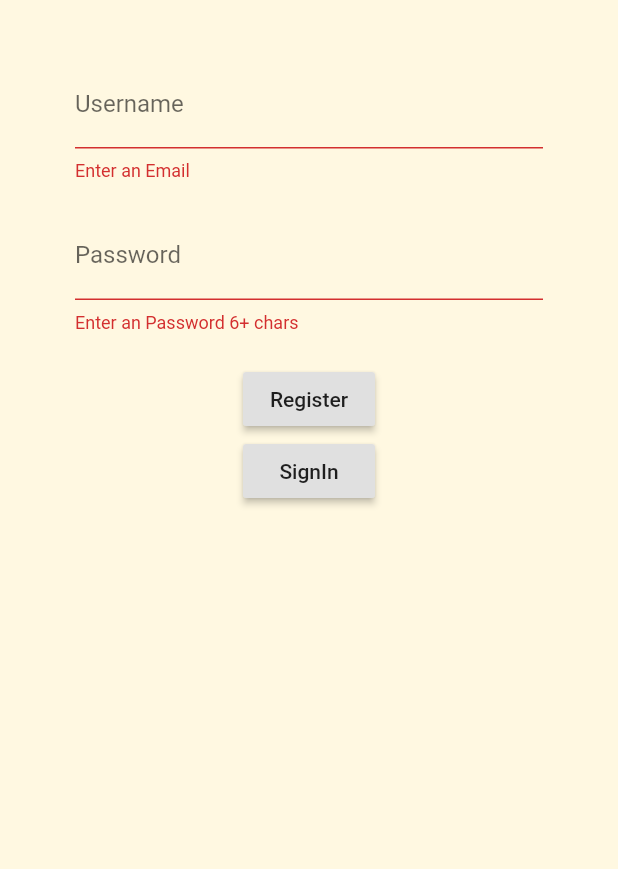
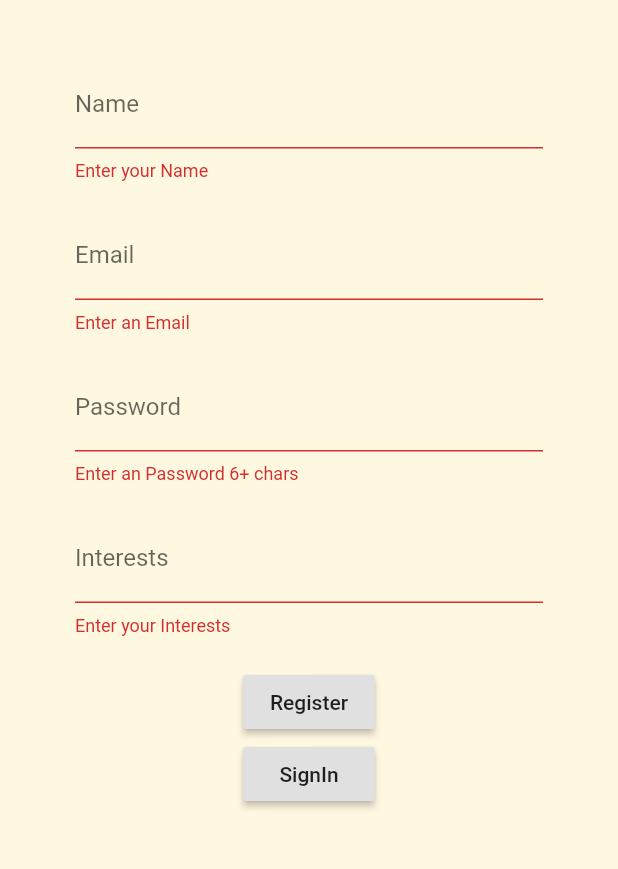
Before and after one commit to akashdeep007/freshersApp, a Flutter app: the Register screen opened directly, after a tap on "Register", on a phone screen of 412 x 824 dp, the part 84-953 px from its top. Run offline on Flutter 3.47's test engine with Material 2 defaults, Android fonts, the phone set to English and light mode, and no system bars; our stand-ins replace cloud_firestore, firebase_auth, flutter_spinkit; accounts and stored records are empty.

Commit message:
Database Communication
Updating the Database is working. Reading from Database is yet to be done. UI problem in Register page. And the problem while compiling is most probably due to the loading screen code.

```diff
--- a/lib/screens/autheticate/register.dart
+++ b/lib/screens/autheticate/register.dart
@@ -1,5 +1,4 @@
 import 'package:flutter/material.dart';
-import 'package:firebase_auth/firebase_auth.dart';
 import 'package:hogwarts/services/auth.dart';
 import 'package:hogwarts/shared/loading.dart';
 
@@ -12,8 +11,10 @@ class Register extends StatefulWidget {
 }
 
 class _RegisterState extends State<Register> {
-  String userName = '';
+  String name = '';
+  String email = '';
   String password = '';
+  String interests = '';
   String error = '';
 
   final AuthService _auth = AuthService();
@@ -49,10 +50,21 @@ class _RegisterState extends State<Register> {
                       height: 20,
                     ),
                     TextFormField(
+                      validator: (val) =>
+                          val.isEmpty ? 'Enter your Name' : null,
+                      decoration: InputDecoration(labelText: 'Name'),
+                      onChanged: (val) {
+                        name = val;
+                      },
+                    ),
+                    SizedBox(
+                      height: 20,
+                    ),
+                    TextFormField(
                       validator: (val) => val.isEmpty ? 'Enter an Email' : null,
-                      decoration: InputDecoration(labelText: 'Username'),
+                      decoration: InputDecoration(labelText: 'Email'),
                       onChanged: (val) {
-                        userName = val;
+                        email = val;
                       },
                     ),
                     SizedBox(
@@ -70,13 +82,25 @@ class _RegisterState extends State<Register> {
                     SizedBox(
                       height: 20,
                     ),
+                    TextFormField(
+                      validator: (val) =>
+                          val.isEmpty ? 'Enter your Interests' : null,
+                      decoration: InputDecoration(labelText: 'Interests'),
+                      onChanged: (val) {
+                        interests = val;
+                      },
+                    ),
+                    SizedBox(
+                      height: 20,
+                    ),
                     RaisedButton(
                       child: Text("Register"),
                       onPressed: () async {
                         if (_formKey.currentState.validate()) {
                           setState(() => loading = true);
-                          dynamic result = await _auth
-                              .registerwithEmailandPassword(userName, password);
+                          dynamic result =
+                              await _auth.registerwithEmailandPassword(
+                                  name, email, password, interests);
                           if (result == null) {
                             setState(() {
                               error = "Please enter valid email";
--- a/lib/screens/autheticate/sign_in.dart
+++ b/lib/screens/autheticate/sign_in.dart
@@ -1,6 +1,4 @@
 import 'package:flutter/material.dart';
-import 'package:firebase_auth/firebase_auth.dart';
-import 'package:hogwarts/screens/autheticate/register.dart';
 import 'package:hogwarts/services/auth.dart';
 import 'package:hogwarts/shared/loading.dart';
 
--- a/lib/screens/wrapper.dart
+++ b/lib/screens/wrapper.dart
@@ -1,7 +1,6 @@
 import 'package:flutter/material.dart';
 import 'package:hogwarts/models/user.dart';
 import 'package:hogwarts/screens/autheticate/autheticate.dart';
-import 'package:hogwarts/services/auth.dart';
 import 'package:provider/provider.dart';
 import './home/home.dart';
 
--- a/lib/services/auth.dart
+++ b/lib/services/auth.dart
@@ -1,5 +1,6 @@
 import 'package:firebase_auth/firebase_auth.dart';
 import 'package:hogwarts/models/user.dart';
+import 'package:hogwarts/services/database.dart';
 
 class AuthService {
   final FirebaseAuth _auth = FirebaseAuth.instance;
@@ -38,11 +39,17 @@ class AuthService {
   }
 
   //register with email
-  Future registerwithEmailandPassword(String email, String password) async {
+  Future registerwithEmailandPassword(
+      String name, String email, String password, String interests) async {
     try {
       AuthResult result = await _auth.createUserWithEmailAndPassword(
           email: email, password: password);
       FirebaseUser user = result.user;
+
+      //add to database
+      await DatabaseService(uid: user.uid)
+          .updateUserData(name, email, interests);
+
       return _userFromFirebaseUser(user);
     } catch (e) {
       print(e.toString());
--- a/lib/services/database.dart
+++ b/lib/services/database.dart
@@ -1,6 +1,16 @@
 import 'package:cloud_firestore/cloud_firestore.dart';
 
 class DatabaseService {
+  final String uid;
   final CollectionReference dataCollection =
       Firestore.instance.collection('students');
+  DatabaseService({this.uid});
+
+  Future updateUserData(String name, String email, String interests) async {
+    return await dataCollection.document(uid).setData({
+      'Name': name,
+      'Email': email,
+      'Interest': interests,
+    });
+  }
 }
```
